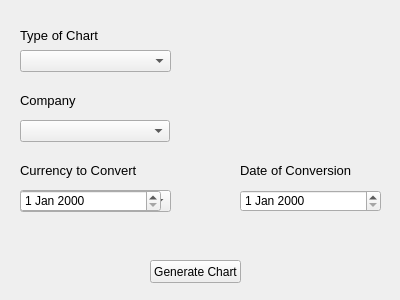
This is python/ui/main_app_ui.ui in BigPauli/stock-viewing-app as Qt 5 draws it before an edit. The edited form follows.
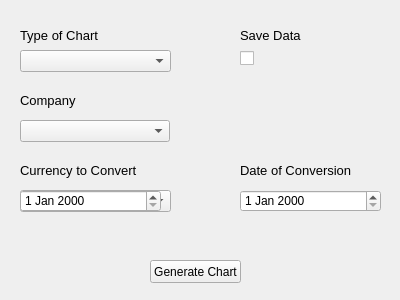
This is the edited form.

Patch:
```diff
--- a/python/ui/main_app_ui.ui
+++ b/python/ui/main_app_ui.ui
@@ -157,6 +157,37 @@
     </rect>
    </property>
   </widget>
+  <widget class="QLabel" name="label_5">
+   <property name="geometry">
+    <rect>
+     <x>240</x>
+     <y>25</y>
+     <width>91</width>
+     <height>21</height>
+    </rect>
+   </property>
+   <property name="font">
+    <font>
+     <pointsize>10</pointsize>
+    </font>
+   </property>
+   <property name="text">
+    <string>Save Data</string>
+   </property>
+  </widget>
+  <widget class="QCheckBox" name="checkBox">
+   <property name="geometry">
+    <rect>
+     <x>240</x>
+     <y>50</y>
+     <width>70</width>
+     <height>17</height>
+    </rect>
+   </property>
+   <property name="text">
+    <string/>
+   </property>
+  </widget>
  </widget>
  <resources/>
  <connections/>
```
